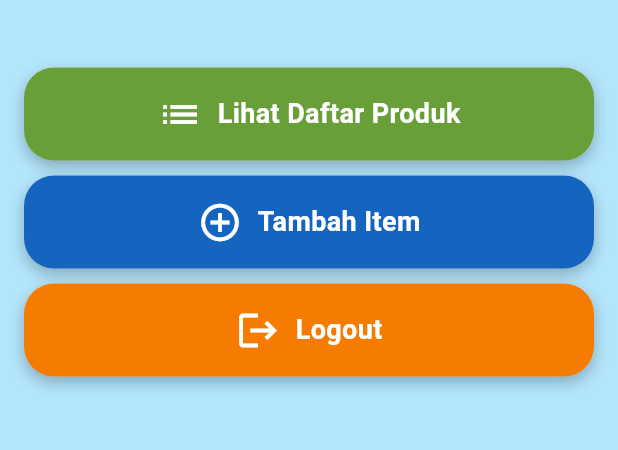
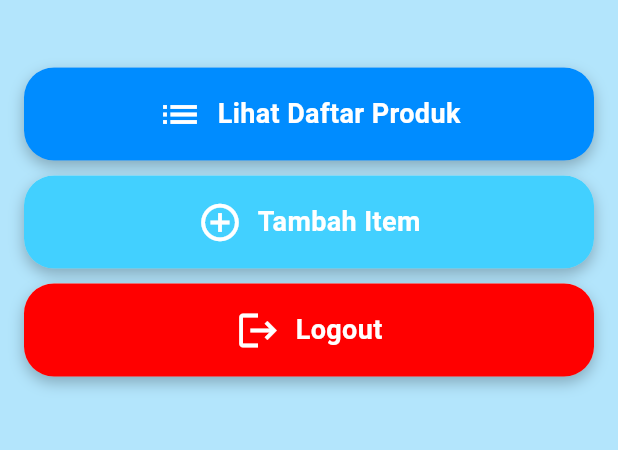
Before and after one commit to Faridhsbi/the-waroenks-mobile, a Flutter app: the screen it shows after launch, on a phone screen of 412 x 824 dp, the part 159-609 px from its top. Run offline on Flutter 3.47's test engine with Material 3 defaults, Android fonts, the phone set to English and light mode, and no system bars.

Commit message:
style: change button color

```diff
--- a/lib/screens/menu.dart
+++ b/lib/screens/menu.dart
@@ -6,9 +6,9 @@ class MyHomePage extends StatelessWidget {
   MyHomePage({super.key});
 
   final List<ItemHomepage> items = [
-    ItemHomepage("Lihat Daftar Produk", Icons.list, Colors.lightGreen.shade700),
-    ItemHomepage("Tambah Item", Icons.add_circle_outline, Colors.blue.shade800),
-    ItemHomepage("Logout", Icons.logout, Colors.orange.shade700),
+    ItemHomepage("Lihat Daftar Produk", Icons.list, const Color.fromARGB(255, 0, 140, 255)),
+    ItemHomepage("Tambah Item", Icons.add_circle_outline, const Color.fromARGB(255, 66, 208, 255)),
+    ItemHomepage("Logout", Icons.logout, const Color.fromARGB(255, 255, 0, 0)),
   ];
 
   @override
--- a/lib/screens/productentry_form.dart
+++ b/lib/screens/productentry_form.dart
@@ -19,7 +19,7 @@ class _ProductEntryFormPageState extends State<ProductEntryFormPage> {
       appBar: AppBar(
         title: const Center(
           child: Text(
-            'Tambah Productmu Disini',
+            'Tambah Produkmu Disini',
             textAlign: TextAlign.center,
             style: TextStyle(
               fontSize: 20,
```
Also changed, not shown: 1 other file.
